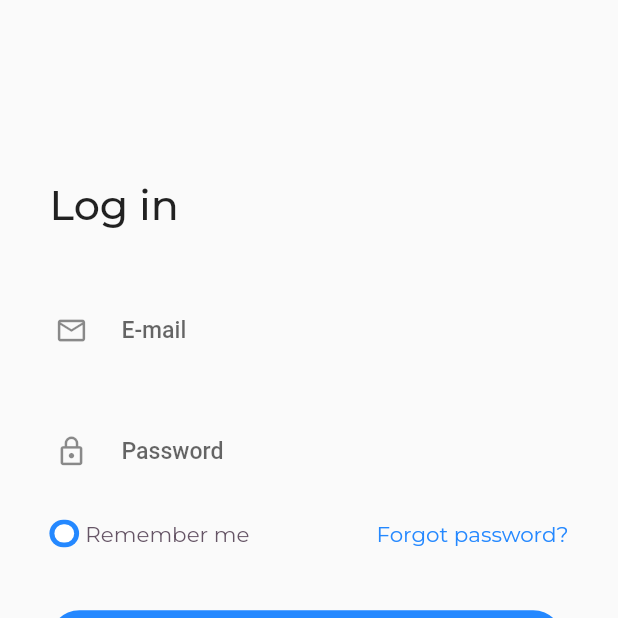
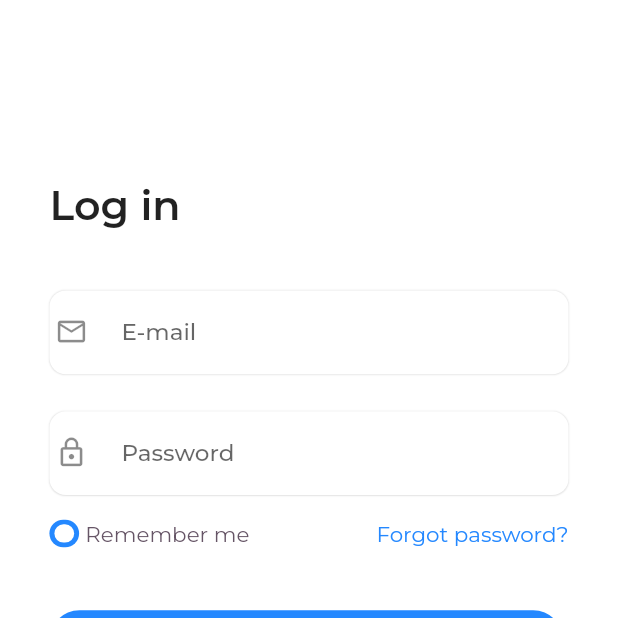
Before and after one commit to Markaa10/food_app, a Flutter app: the screen it shows after launch, after a tap on "SKIP", on a phone screen of 412 x 824 dp, the top half of it. Run offline on Flutter 3.47's test engine with Material 2 defaults, Android fonts, the phone set to English and light mode, and no system bars; our stand-ins replace auto_route, flutter_hooks, google_fonts.

Commit message:
small ui tweaks

```diff
--- a/lib/presentation/auth/login/login_page.dart
+++ b/lib/presentation/auth/login/login_page.dart
@@ -7,6 +7,7 @@ class LoginPage extends StatelessWidget {
   @override
   Widget build(BuildContext context) {
     return Scaffold(
+      backgroundColor: Colors.white,
       body: Padding(
         padding:
             EdgeInsets.symmetric(horizontal: getProportionateScreenWidth(30)),
--- a/lib/presentation/auth/login/widgets/body.dart
+++ b/lib/presentation/auth/login/widgets/body.dart
@@ -25,9 +25,9 @@ class Body extends HookWidget {
             SizedBox(height: SizeConfig.screenHeight * 0.145),
             Text(
               'Log in',
-              style: GoogleFonts.montserrat(
+              style: TextStyle(
                 fontSize: getProportionateScreenWidth(25),
-                fontWeight: FontWeight.w500,
+                fontWeight: FontWeight.w600,
               ),
             ),
             SizedBox(height: SizeConfig.screenHeight * 0.050),
@@ -47,7 +47,7 @@ class Body extends HookWidget {
                 _buildRemembermeGestureDetector(remember),
                 Text(
                   'Forgot password?',
-                  style: GoogleFonts.montserrat(
+                  style: TextStyle(
                     fontSize: getProportionateScreenWidth(13),
                     color: AppColors.kprimaryColor,
                   ),
@@ -65,7 +65,7 @@ class Body extends HookWidget {
             Align(
               child: Text(
                 'or login with',
-                style: GoogleFonts.montserrat(
+                style: TextStyle(
                   fontSize: getProportionateScreenWidth(15),
                   color: const Color(0xff665566),
                 ),
@@ -88,7 +88,7 @@ class Body extends HookWidget {
               children: [
                 Text(
                   "Don't have an account ? ",
-                  style: GoogleFonts.montserrat(
+                  style: TextStyle(
                     fontSize: getProportionateScreenWidth(14),
                     color: const Color(0xff665566),
                     fontWeight: FontWeight.normal,
@@ -96,7 +96,7 @@ class Body extends HookWidget {
                 ),
                 Text(
                   'SIGN UP',
-                  style: GoogleFonts.montserrat(
+                  style: TextStyle(
                     fontSize: getProportionateScreenWidth(14),
                     color: AppColors.kprimaryColor,
                     fontWeight: FontWeight.bold,
@@ -155,7 +155,7 @@ class Body extends HookWidget {
           SizedBox(width: SizeConfig.screenWidth * 0.010),
           Text(
             'Remember me',
-            style: GoogleFonts.montserrat(
+            style: TextStyle(
               fontSize: getProportionateScreenWidth(13),
               fontWeight: FontWeight.normal,
               color: const Color(0xff665566),
--- a/lib/presentation/core/app_widget.dart
+++ b/lib/presentation/core/app_widget.dart
@@ -11,8 +11,8 @@ class AppWidget extends StatelessWidget {
       debugShowCheckedModeBanner: false,
       builder: ExtendedNavigator.builder<r.Router>(router: r.Router()),
       theme: ThemeData(
-          // fontFamily: GoogleFonts,
-          ),
+        textTheme: GoogleFonts.montserratTextTheme(Theme.of(context).textTheme),
+      ),
     );
   }
 }
--- a/lib/presentation/helpers/widgets/app_textformfield.dart
+++ b/lib/presentation/helpers/widgets/app_textformfield.dart
@@ -25,6 +25,15 @@ class AppTextFormField extends StatelessWidget {
       height: getProportionateScreenHeight(55),
       decoration: BoxDecoration(
         borderRadius: BorderRadius.circular(getProportionateScreenWidth(10)),
+        color: Colors.white,
+        boxShadow: [
+          BoxShadow(
+            blurRadius: getProportionateScreenWidth(0.10),
+            spreadRadius: getProportionateScreenWidth(0.03),
+            color: const Color(0xffE2E2E2),
+            // offset: Offset.infinite,
+          )
+        ],
       ),
       child: TextFormField(
         onChanged: onChanged,
```
